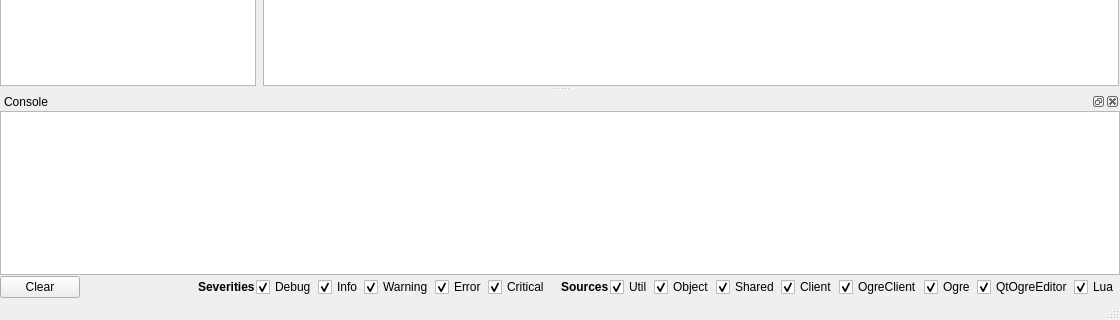
Gohla/Diversia, file QtOgreEditor/qt/MainWindow.ui: the form before one commit; both pictures show x 0 to 1120 and y 562 to 882 of the 1120 by 882 pixel window.
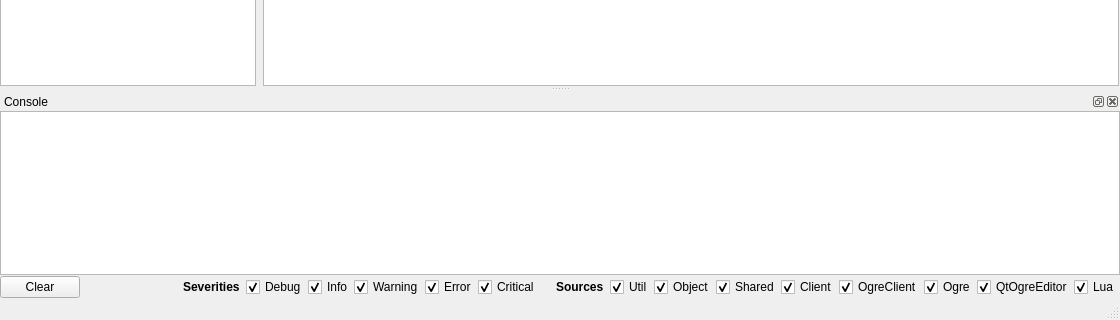
The form after the commit. Icons and pictures are not drawn. Custom widgets are drawn as their Qt base class.

```diff
--- a/QtOgreEditor/qt/MainWindow.ui
+++ b/QtOgreEditor/qt/MainWindow.ui
@@ -357,7 +357,7 @@
   <widget class="QDockWidget" name="consoleDock">
    <property name="minimumSize">
     <size>
-     <width>0</width>
+     <width>931</width>
      <height>180</height>
     </size>
    </property>
@@ -451,6 +451,22 @@
           </property>
          </widget>
         </item>
+        <item>
+         <spacer name="logSpacer4">
+          <property name="orientation">
+           <enum>Qt::Horizontal</enum>
+          </property>
+          <property name="sizeType">
+           <enum>QSizePolicy::Fixed</enum>
+          </property>
+          <property name="sizeHint" stdset="0">
+           <size>
+            <width>5</width>
+            <height>20</height>
+           </size>
+          </property>
+         </spacer>
+        </item>
         <item>
          <widget class="QCheckBox" name="logSeverityDebugCheckBox">
           <property name="text">
@@ -511,7 +527,7 @@
           </property>
           <property name="sizeHint" stdset="0">
            <size>
-            <width>10</width>
+            <width>15</width>
             <height>0</height>
            </size>
           </property>
@@ -530,6 +546,22 @@
           </property>
          </widget>
         </item>
+        <item>
+         <spacer name="logSpacer3">
+          <property name="orientation">
+           <enum>Qt::Horizontal</enum>
+          </property>
+          <property name="sizeType">
+           <enum>QSizePolicy::Fixed</enum>
+          </property>
+          <property name="sizeHint" stdset="0">
+           <size>
+            <width>5</width>
+            <height>20</height>
+           </size>
+          </property>
+         </spacer>
+        </item>
         <item>
          <widget class="QCheckBox" name="logSourceUtilCheckBox">
           <property name="text">
```
